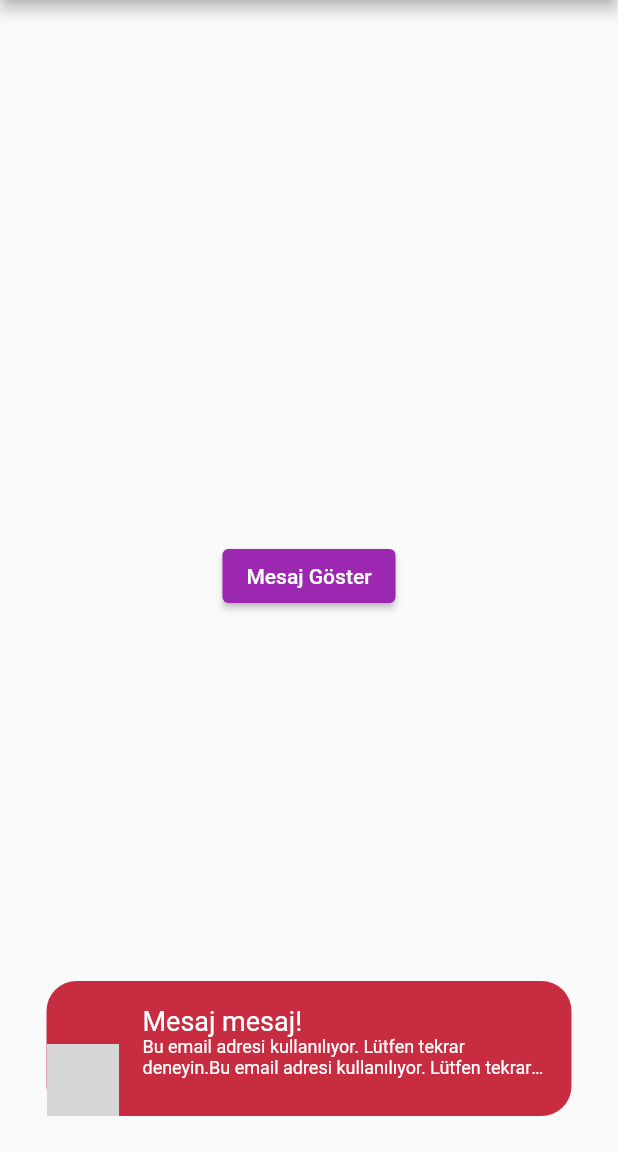
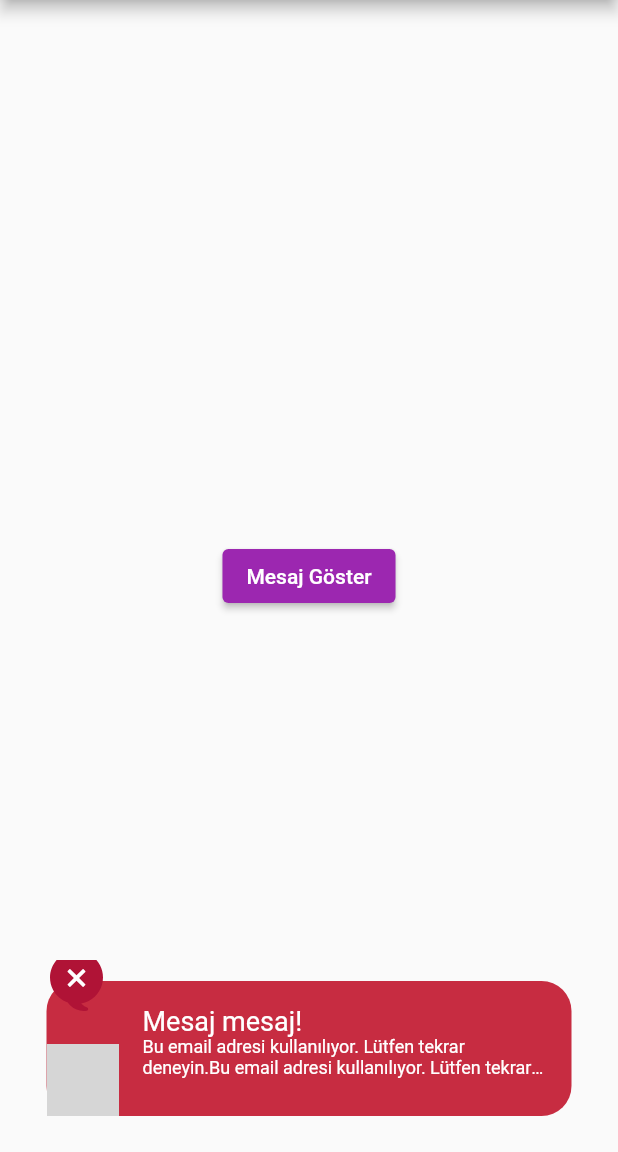
Before and after one commit to gulsenkeskin/custom_snackbar, a Flutter app: the screen it shows after launch, after a tap on "Mesaj Göster", on a phone screen of 412 x 824 dp, the part 84-1236 px from its top. Run offline on Flutter 3.47's test engine with Material 2 defaults, Android fonts, the light colour scheme and no system bars; our stand-ins replace flutter_svg; grey boxes are pictures that could not be loaded.

Commit message:
Update flash_message.dart

```diff
--- a/lib/screens/flash_message.dart
+++ b/lib/screens/flash_message.dart
@@ -21,6 +21,8 @@ class _FlashMessageScreenState extends State<FlashMessageScreen> {
               backgroundColor: Colors.transparent,
               elevation: 0,
               content: Stack(
+                alignment: Alignment.center,
+                clipBehavior: Clip.none,
                 children: [
                   Container(
                     padding: const EdgeInsets.all(16),
@@ -31,18 +33,22 @@ class _FlashMessageScreenState extends State<FlashMessageScreen> {
                     ),
                     child: Row(
                       children: [
-                          const SizedBox(width: 48,),
+                        const SizedBox(
+                          width: 48,
+                        ),
                         Expanded(
                           child: Column(
                             crossAxisAlignment: CrossAxisAlignment.start,
                             children: const [
                               Text(
                                 "Mesaj mesaj!",
-                                  style: TextStyle(fontSize: 18, color: Colors.white),
+                                style: TextStyle(
+                                    fontSize: 18, color: Colors.white),
                               ),
                               Text(
                                 "Bu email adresi kullanılıyor. Lütfen tekrar deneyin.Bu email adresi kullanılıyor. Lütfen tekrar deneyin",
-                                  style: TextStyle(color: Colors.white, fontSize: 12),
+                                style: TextStyle(
+                                    color: Colors.white, fontSize: 12),
                                 maxLines: 2,
                                 overflow: TextOverflow.ellipsis,
                               )
@@ -52,9 +58,11 @@ class _FlashMessageScreenState extends State<FlashMessageScreen> {
                       ],
                     ),
                   ),
-
-                    Positioned(bottom: 0,child: ClipRRect(
-                      borderRadius:const BorderRadius.only(
+                  Positioned(
+                    bottom: 0,
+                    left: 0,
+                    child: ClipRRect(
+                      borderRadius: const BorderRadius.only(
                         bottomLeft: Radius.circular(20),
                       ),
                       child: Stack(
@@ -65,16 +73,31 @@ class _FlashMessageScreenState extends State<FlashMessageScreen> {
                             width: 48,
                             color: const Color(0xFFB01336),
                           )
-
                         ],
                       ),
-                    ),)
-
-
+                    ),
+                  ),
+                  Positioned(
+                      top: -20,
+                      left: 0,
+                      child: Stack(
+                        alignment: Alignment.center,
+                        children: [
+                          SvgPicture.asset(
+                            "assets/icons/chat.svg",
+                            height: 40,
+                            color: const Color(0xFFB01336),
+                          ),
+                          Positioned(
+                            child: SvgPicture.asset("assets/icons/fail.svg",
+                                height: 40, color: Colors.white),
+                            top: 10,
+                            height: 16,
+                          )
+                        ],
+                      ))
                 ],
               ),
-
-
             ));
           },
           child: const Text("Mesaj Göster"),
```
Lines whose indentation alone changed are shown as unchanged.
